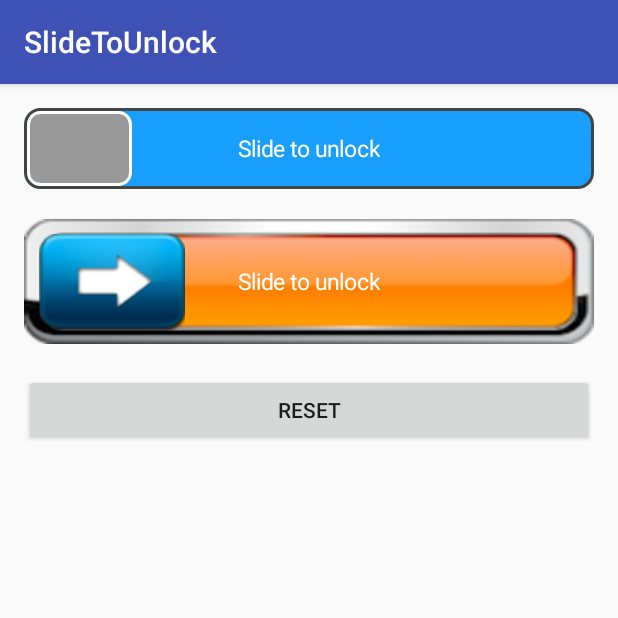
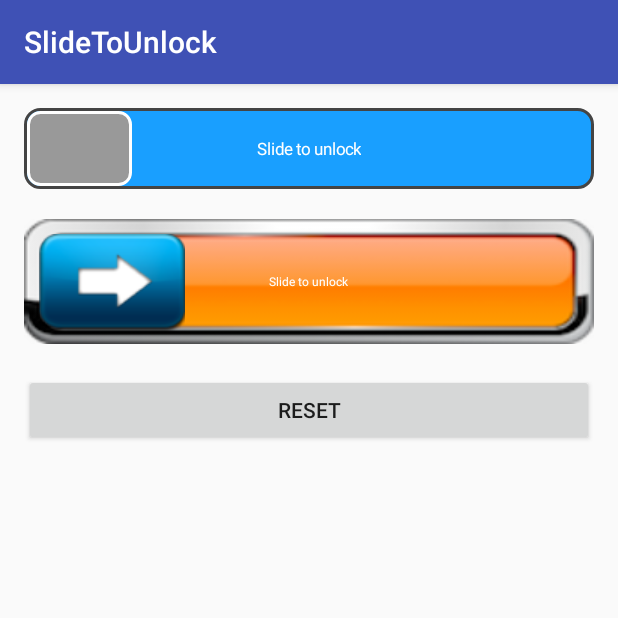
Before and after one commit to cheekiat/SlideToUnlock, an Android app: the screen it shows after launch (MainActivity), on a phone screen of 412 x 824 dp, the top half of it. Run offline under Robolectric (Android 15) with nearby library versions, the phone set to English and light mode, and no system bars; 1 statement that could not run was skipped.

Commit message:
Fixed bugs

```diff
--- a/app/src/main/res/layout/activity_main.xml
+++ b/app/src/main/res/layout/activity_main.xml
@@ -26,7 +26,7 @@
         app:slideSuccessPercent="50"
         app:slideText="Slide to unlock"
         app:slideTextColor="#ffffff"
-        app:slideTextSize="10dp" />
+        app:slideTextSize="7dp" />
 
     <cheekiat.slideview.SlideView
         android:id="@+id/slide_view2"
@@ -42,7 +42,7 @@
         app:slideSrcMarginTop="10dp"
         app:slideText="Slide to unlock"
         app:slideTextColor="#ffffff"
-        app:slideTextSize="10dp" />
+        app:slideTextSize="5dp" />
 
 
     <Button
--- a/slideview/build.gradle
+++ b/slideview/build.gradle
@@ -49,7 +49,7 @@ publish {
     userOrg = 'kiathee'
     groupId = 'com.cheekiat'
     artifactId = 'slideview'
-    publishVersion = '1.1'
+    publishVersion = '1.2'
     desc = 'This is a android slide to unload library '
     website = 'https://github.com/cheekiat/SlideToUnlock'
 }
--- a/slideview/src/main/java/cheekiat/slideview/SlideView.java
+++ b/slideview/src/main/java/cheekiat/slideview/SlideView.java
@@ -105,9 +105,20 @@ public class SlideView extends RelativeLayout {
         layoutParams.addRule(RelativeLayout.CENTER_VERTICAL, RelativeLayout.TRUE);
         mSlideIcon.setLayoutParams(layoutParams);
 
+        Log.d(this.getClass().getName(),"getWidth()) : "+getWidth());
+        Log.d(this.getClass().getName(),"mSlideIcon()) : "+mSlideIcon.getWidth());
+
         setOnTouchListener(new OnTouchListener() {
             @Override
             public boolean onTouch(View view, MotionEvent event) {
+
+                if (getPercent == 0) {
+                    if (slideSuccessPercent == 0) {
+                        getPercent = ((getWidth()) - mSlideIcon.getWidth()) / 2;
+                    } else {
+                        getPercent = (((getWidth()*slideSuccessPercent)/100))-(mSlideIcon.getWidth()/2);
+                    }
+                }
 
                 if (isCanTouch) {
                     float maxRight = (getWidth()) - mSlideIcon.getWidth();
@@ -206,14 +217,8 @@ public class SlideView extends RelativeLayout {
     @Override
     protected void onMeasure(int widthMeasureSpec, int heightMeasureSpec) {
 
-        if (getPercent == 0) {
-            if (slideSuccessPercent == 0) {
-                getPercent = ((getWidth()) - mSlideIcon.getWidth()) / 2;
-            } else {
-                getPercent = (((getWidth()*slideSuccessPercent)/100))-(mSlideIcon.getWidth()/2);
-            }
-        }
         super.onMeasure(widthMeasureSpec, heightMeasureSpec);
+
     }
 
     public void reset() {
```
